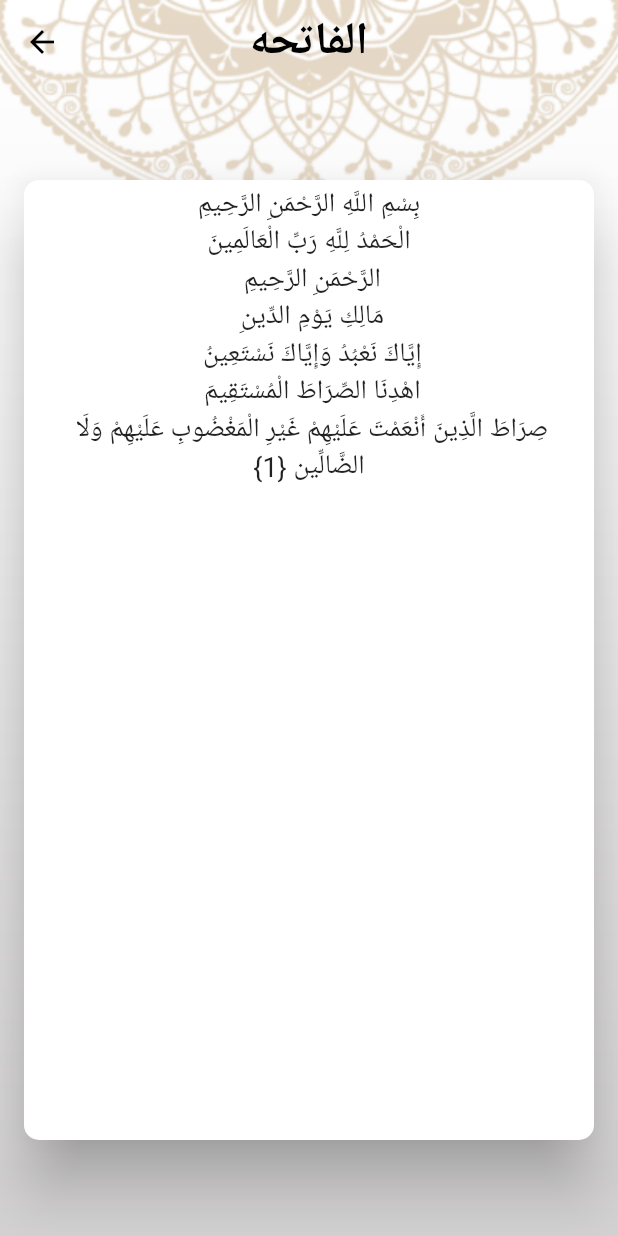
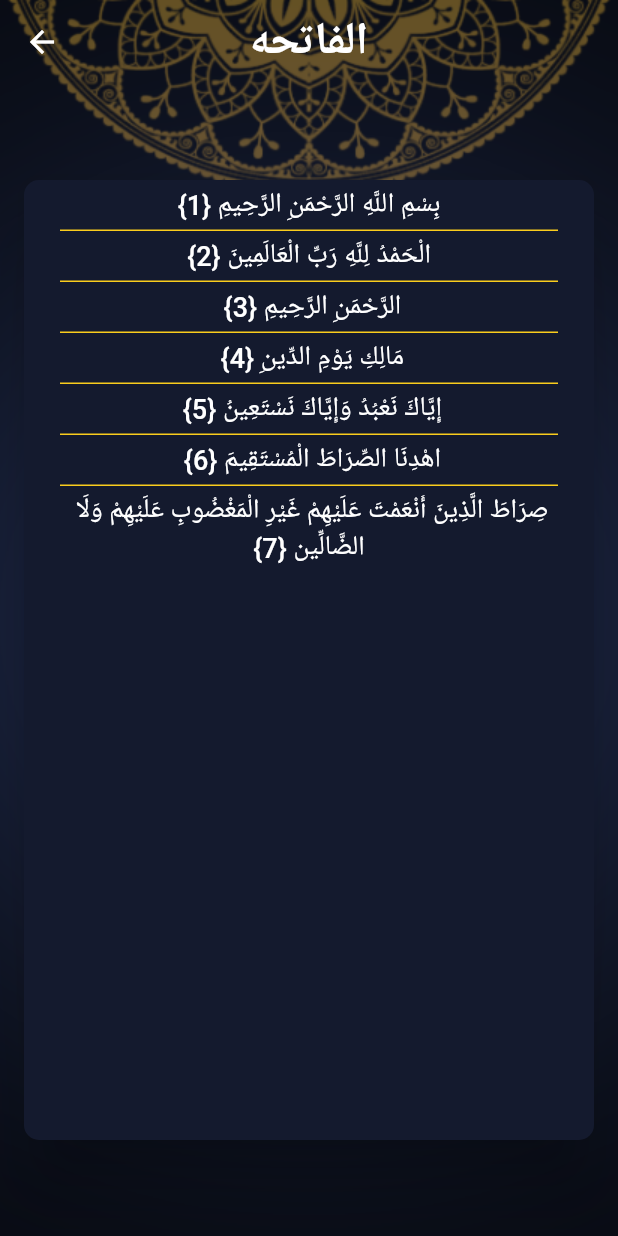
Before and after one commit to mohamednabiltraining/islami_c7_sat, a Flutter app: the screen it shows after launch, after a tap on "الفاتحه", on a phone screen of 412 x 824 dp. Run offline on Flutter 3.47's test engine with Material 2 defaults, Android fonts, the phone set to English and light mode, and no system bars.

Commit message:
+ theming + settings tab + hadeth details

```diff
--- a/lib/home/home_screen.dart
+++ b/lib/home/home_screen.dart
@@ -2,8 +2,10 @@ import 'package:flutter/material.dart';
 import 'package:islami_c7_sat/home/hadeth/hadeth_tab.dart';
 import 'package:islami_c7_sat/home/quran/quran_tab.dart';
 import 'package:islami_c7_sat/home/radio/radio_tab.dart';
+import 'package:islami_c7_sat/home/settings/settings_tab.dart';
 import 'package:islami_c7_sat/home/tasbeh/tasbeh_tab.dart';
-import 'package:islami_c7_sat/my_theme.dart';
+import 'package:islami_c7_sat/provider/settings_provider.dart';
+import 'package:provider/provider.dart';
 
 class HomeScreen extends StatefulWidget {
   static const String routeName = 'home-screen';
@@ -17,11 +19,12 @@ class _HomeScreenState extends State<HomeScreen> {
 
   @override
   Widget build(BuildContext context) {
+    var settingsProvider = Provider.of<SettingsProvider>(context);
     return Container(
-      decoration: const BoxDecoration(
+      decoration: BoxDecoration(
           image: DecorationImage(
               fit: BoxFit.fill,
-              image: AssetImage('assets/images/main_background.png'))),
+              image: AssetImage(settingsProvider.getMainBackground()))),
       child: Scaffold(
         appBar: AppBar(
           title: const Text('Islami'),
@@ -33,35 +36,42 @@ class _HomeScreenState extends State<HomeScreen> {
               selectedIndex = index;
             });
           },
-          items: const [
+          items: [
             BottomNavigationBarItem(
-                backgroundColor: MyTheme.primaryColor,
+                backgroundColor: Theme.of(context).primaryColor,
                 label: 'Quran',
                 icon: ImageIcon(
                   AssetImage('assets/images/ic_quran.png'),
-                  size: 48,
+                  size: 36,
                 )),
             BottomNavigationBarItem(
-              backgroundColor: MyTheme.primaryColor,
+              backgroundColor: Theme.of(context).primaryColor,
               label: 'Hadeth',
               icon: ImageIcon(
                 AssetImage('assets/images/ic_hadeth.png'),
-                size: 48,
+                size: 36,
               ),
             ),
             BottomNavigationBarItem(
-                backgroundColor: MyTheme.primaryColor,
+                backgroundColor: Theme.of(context).primaryColor,
                 label: 'Tasbeh',
                 icon: ImageIcon(
                   AssetImage('assets/images/ic_sebha.png'),
-                  size: 48,
+                  size: 36,
                 )),
             BottomNavigationBarItem(
-                backgroundColor: MyTheme.primaryColor,
+                backgroundColor: Theme.of(context).primaryColor,
                 label: 'Radio',
                 icon: ImageIcon(
                   AssetImage('assets/images/ic_radio.png'),
-                  size: 48,
+                  size: 36,
+                )),
+            BottomNavigationBarItem(
+                backgroundColor: Theme.of(context).primaryColor,
+                label: 'Settings',
+                icon: Icon(
+                  Icons.settings,
+                  size: 36,
                 )),
           ],
         ),
@@ -70,5 +80,11 @@ class _HomeScreenState extends State<HomeScreen> {
     );
   }
 
-  List<Widget> tabs = [QuranTab(), HadethTab(), TasbehTab(), RadioTab()];
+  List<Widget> tabs = [
+    QuranTab(),
+    HadethTab(),
+    TasbehTab(),
+    RadioTab(),
+    SettingsTab()
+  ];
 }
--- a/lib/home/quran/quran_tab.dart
+++ b/lib/home/quran/quran_tab.dart
@@ -142,7 +142,7 @@ class QuranTab extends StatelessWidget {
                 margin: EdgeInsets.symmetric(horizontal: 24),
                 height: 1,
                 width: double.infinity,
-                color: Theme.of(context).primaryColor,
+                color: Theme.of(context).accentColor,
               );
             },
           ),
--- a/lib/home/quran/sura_name_widget.dart
+++ b/lib/home/quran/sura_name_widget.dart
@@ -19,9 +19,7 @@ class SuraNameWidget extends StatelessWidget {
         alignment: Alignment.center,
         child: Text(
           title,
-          style: TextStyle(
-            fontSize: 28,
-          ),
+          style: Theme.of(context).textTheme.headline4,
         ),
       ),
     );
--- a/lib/main.dart
+++ b/lib/main.dart
@@ -1,23 +1,33 @@
 import 'package:flutter/material.dart';
+import 'package:islami_c7_sat/hadethDetails/hadeth_details.dart';
 import 'package:islami_c7_sat/home/home_screen.dart';
 import 'package:islami_c7_sat/my_theme.dart';
+import 'package:islami_c7_sat/provider/settings_provider.dart';
 import 'package:islami_c7_sat/suraDetails/sura_details.dart';
+import 'package:provider/provider.dart';
 
 void main() {
-  runApp(MyApplication());
+  runApp(ChangeNotifierProvider(
+    create: (buildContext) => SettingsProvider(),
+    child: MyApplication(),
+  ));
 }
 
 class MyApplication extends StatelessWidget {
   @override
   Widget build(BuildContext context) {
+    var settingsProvider = Provider.of<SettingsProvider>(context);
     return MaterialApp(
       debugShowCheckedModeBanner: false,
       initialRoute: HomeScreen.routeName,
       routes: {
         HomeScreen.routeName: (_) => HomeScreen(),
         SuraDetailsScreen.routeName: (_) => SuraDetailsScreen(),
+        HadethDetailsScreen.routeName: (_) => HadethDetailsScreen()
       },
       theme: MyTheme.lightTheme,
+      darkTheme: MyTheme.darkTheme,
+      themeMode: settingsProvider.currentTheme,
     );
   }
 }
--- a/lib/my_theme.dart
+++ b/lib/my_theme.dart
@@ -2,7 +2,15 @@ import 'package:flutter/material.dart';
 
 class MyTheme {
   static const Color primaryColor = Color(0xFFB7935F);
+  static const Color primaryColorDark = Color(0xFF141A2E);
+  static const Color yellow = Color(0xFFFACC1D);
   static ThemeData lightTheme = ThemeData(
+      cardColor: Colors.white,
+      bottomSheetTheme: BottomSheetThemeData(backgroundColor: Colors.white),
+      accentColor: primaryColor,
+      textTheme: TextTheme(
+          headline4: TextStyle(fontSize: 28, color: Colors.black),
+          headline6: TextStyle(fontSize: 18, color: Colors.black)),
       scaffoldBackgroundColor: Colors.transparent,
       appBarTheme: const AppBarTheme(
           color: Colors.transparent,
@@ -17,5 +25,28 @@ class MyTheme {
           unselectedItemColor: Colors.white,
           showSelectedLabels: true,
           showUnselectedLabels: false),
-      primaryColor: primaryColor);
+      primaryColor: primaryColor,
+      colorScheme: ColorScheme.fromSwatch().copyWith(secondary: Colors.black));
+  static ThemeData darkTheme = ThemeData(
+      cardColor: primaryColorDark,
+      bottomSheetTheme: BottomSheetThemeData(backgroundColor: primaryColorDark),
+      accentColor: yellow,
+      textTheme: TextTheme(
+          headline4: TextStyle(fontSize: 28, color: Colors.white),
+          headline6: TextStyle(fontSize: 18, color: Colors.white)),
+      scaffoldBackgroundColor: Colors.transparent,
+      appBarTheme: const AppBarTheme(
+          color: Colors.transparent,
+          centerTitle: true,
+          elevation: 0,
+          titleTextStyle: TextStyle(
+              color: Colors.white, fontSize: 30, fontWeight: FontWeight.w600),
+          iconTheme: IconThemeData(color: Colors.white)),
+      bottomAppBarTheme: BottomAppBarTheme(color: primaryColorDark),
+      bottomNavigationBarTheme: const BottomNavigationBarThemeData(
+          selectedItemColor: yellow,
+          unselectedItemColor: Colors.white,
+          showSelectedLabels: true,
+          showUnselectedLabels: false),
+      primaryColor: primaryColorDark);
 }
--- /dev/null
+++ b/lib/provider/settings_provider.dart
@@ -0,0 +1,20 @@
+import 'package:flutter/material.dart';
+
+class SettingsProvider extends ChangeNotifier {
+  ThemeMode currentTheme = ThemeMode.dark;
+
+  void changeTheme(ThemeMode mode) {
+    currentTheme = mode;
+    notifyListeners();
+  }
+
+  String getMainBackground() {
+    return currentTheme == ThemeMode.light
+        ? 'assets/images/main_background.png'
+        : 'assets/images/main_background_dark.png';
+  }
+
+  bool isDarkMode() {
+    return currentTheme == ThemeMode.dark;
+  }
+}
--- a/lib/suraDetails/sura_details.dart
+++ b/lib/suraDetails/sura_details.dart
@@ -1,6 +1,8 @@
 import 'package:flutter/material.dart';
 import 'package:flutter/services.dart';
+import 'package:islami_c7_sat/provider/settings_provider.dart';
 import 'package:islami_c7_sat/suraDetails/verse_item.dart';
+import 'package:provider/provider.dart';
 
 class SuraDetailsScreen extends StatefulWidget {
   static const String routeName = 'sura-details';
@@ -14,22 +16,22 @@ class _SuraDetailsScreenState extends State<SuraDetailsScreen> {
 
   @override
   Widget build(BuildContext context) {
+    var provider = Provider.of<SettingsProvider>(context);
     SuraDetailsScreenArgs args =
         (ModalRoute.of(context)?.settings.arguments) as SuraDetailsScreenArgs;
     // print(args.name);
     //print(args.index);
     if (verses.isEmpty) readFile(args.index);
     return Container(
-        decoration: const BoxDecoration(
+        decoration: BoxDecoration(
             image: DecorationImage(
                 fit: BoxFit.fill,
-                image: AssetImage('assets/images/main_background.png'))),
+                image: AssetImage(provider.getMainBackground()))),
         child: Scaffold(
           appBar: AppBar(
             title: Text(args.name),
           ),
           body: Card(
-            color: Colors.white,
             elevation: 18,
             shape: RoundedRectangleBorder(
               borderRadius: BorderRadius.circular(10),
@@ -47,7 +49,7 @@ class _SuraDetailsScreenState extends State<SuraDetailsScreen> {
                     margin: EdgeInsets.symmetric(horizontal: 24),
                         height: 1,
                         width: double.infinity,
-                        color: Theme.of(context).primaryColor,
+                        color: Theme.of(context).accentColor,
                       );
                 }),
           ),
@@ -57,7 +59,7 @@ class _SuraDetailsScreenState extends State<SuraDetailsScreen> {
   void readFile(int index) async {
     String content =
         await rootBundle.loadString('assets/files/${index + 1}.txt');
-    var lines = content.split('\r\n');
+    var lines = content.split('\n');
     setState(() {
       verses = lines;
     });
--- a/lib/suraDetails/verse_item.dart
+++ b/lib/suraDetails/verse_item.dart
@@ -14,9 +14,7 @@ class VerseWidget extends StatelessWidget {
       child: Text(
         '$text {$pos}',
         textAlign: TextAlign.center,
-        style: TextStyle(
-          fontSize: 18,
-        ),
+        style: Theme.of(context).textTheme.headline6,
       ),
     );
   }
--- a/pubspec.yaml
+++ b/pubspec.yaml
@@ -29,6 +29,10 @@ environment:
 dependencies:
   flutter:
     sdk: flutter
+
+  provider: ^6.0.4
+
+
 
 
   # The following adds the Cupertino Icons font to your application.
```
Also changed, not shown: lib/hadethDetails/hadeth_details.dart (added, +48 -0 lines), lib/home/hadeth/hadeth_tab.dart (+21 -6 lines), lib/home/hadeth/hadeth_title_widget.dart (added, +26 -0 lines), lib/home/settings/settings_tab.dart (added, +72 -0 lines), lib/home/settings/theme_bottom_sheet.dart (added, +66 -0 lines), assets/images/hadeth_header_image.png (added), assets/images/main_background_dark.png (added), pubspec.lock. Lines whose indentation alone changed are shown as unchanged.
